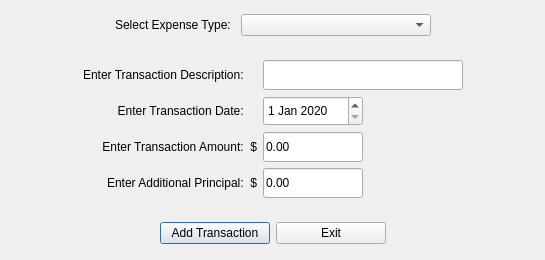
Before: the Qt Designer form CashFlowManager/addexpensetransactiondialog.ui in epw7856/CashFlowManager, drawn with Qt 5.
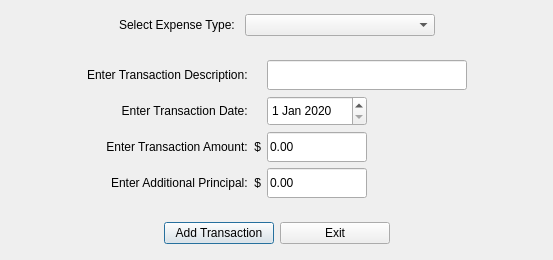
After: the same form once the commit is applied.

Commit message: Updated dialogs to reset after adding types or transactions. Also standardized dialog widths.

```diff
--- a/CashFlowManager/addexpensetransactiondialog.ui
+++ b/CashFlowManager/addexpensetransactiondialog.ui
@@ -9,7 +9,7 @@
    <rect>
     <x>0</x>
     <y>0</y>
-    <width>545</width>
+    <width>553</width>
     <height>260</height>
    </rect>
   </property>
```
The commit also changes 14 other files.
